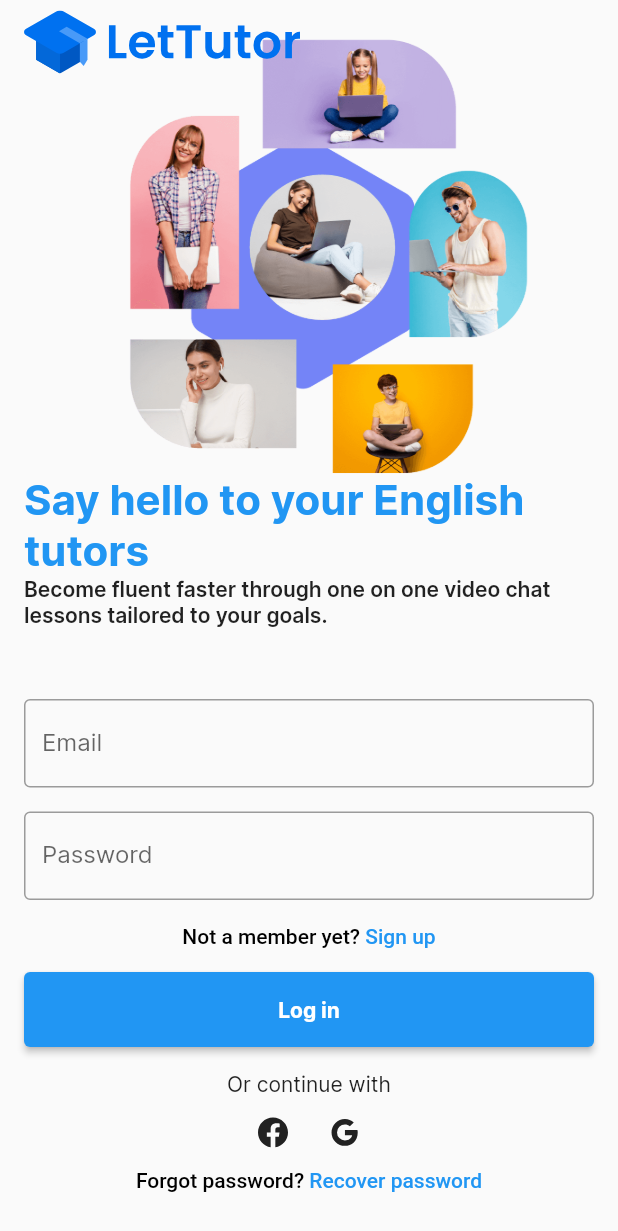
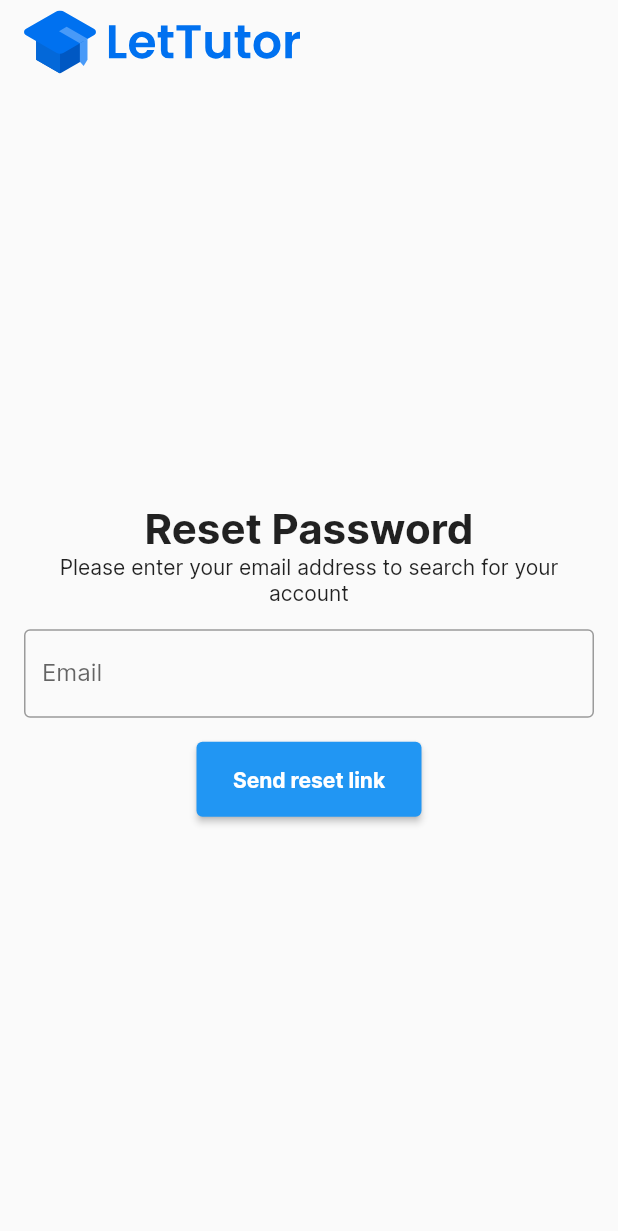
Before and after one commit to dainghia-tran/LetTutor, a Flutter app: the screen it shows after launch, on a phone screen of 412 x 824 dp. Shown: the top 1231 px of the screen. Run offline on Flutter 3.47's test engine with Material 2 defaults, Android fonts, the phone set to English and light mode, and no system bars; our stand-ins replace flutter_boxicons, flutter_svg.

Commit message:
Reset password page

```diff
--- a/lib/lettutor_app.dart
+++ b/lib/lettutor_app.dart
@@ -1,5 +1,7 @@
 import 'package:flutter/material.dart';
 import 'package:lettutor/pages/login/login_page.dart';
+import 'package:lettutor/pages/reset_password/reset_password_page.dart';
+import 'package:lettutor/pages/sign_up/sign_up_page.dart';
 
 class LetTutorApp extends StatelessWidget {
   const LetTutorApp({Key? key}) : super(key: key);
@@ -8,7 +10,7 @@ class LetTutorApp extends StatelessWidget {
   Widget build(BuildContext context) {
     return MaterialApp(
       theme: ThemeData(fontFamily: 'Inter'),
-      home: const LoginPage(),
+      home: const ResetPasswordPage(),
     );
   }
 }
--- a/lib/pages/login/login_page.dart
+++ b/lib/pages/login/login_page.dart
@@ -67,6 +67,7 @@ class _LoginPageState extends State<LoginPage> {
                     const SizedBox(height: 16),
                     TextFormField(
                       maxLines: 1,
+                      obscureText: true,
                       textInputAction: TextInputAction.next,
                       decoration: const InputDecoration(
                         border: OutlineInputBorder(),
--- /dev/null
+++ b/lib/pages/reset_password/reset_password_page.dart
@@ -0,0 +1,63 @@
+import 'package:flutter/material.dart';
+import 'package:flutter_svg/svg.dart';
+import 'package:lettutor/widgets/primary_button.dart';
+
+class ResetPasswordPage extends StatefulWidget {
+  const ResetPasswordPage({Key? key}) : super(key: key);
+
+  @override
+  _ResetPasswordPageState createState() => _ResetPasswordPageState();
+}
+
+class _ResetPasswordPageState extends State<ResetPasswordPage> {
+  @override
+  Widget build(BuildContext context) {
+    return Scaffold(
+      appBar: AppBar(
+          elevation: 0,
+          backgroundColor: Theme.of(context).scaffoldBackgroundColor,
+          leading: Padding(
+            padding: const EdgeInsets.fromLTRB(16, 0, 0, 0),
+            child: SvgPicture.asset('assets/lettutor_logo.svg',
+                semanticsLabel: 'LetTutor logo'),
+          ),
+          leadingWidth: 200),
+      body: Padding(
+        padding: const EdgeInsets.all(16.0),
+        child: Column(
+          mainAxisAlignment: MainAxisAlignment.center,
+          crossAxisAlignment: CrossAxisAlignment.center,
+          children: [
+            const Text(
+              'Reset Password',
+              style: TextStyle(fontWeight: FontWeight.bold, fontSize: 28),
+            ),
+            const Text(
+              'Please enter your email address to search for your account',
+              style: TextStyle(fontSize: 14),
+              textAlign: TextAlign.center,
+            ),
+            Padding(
+              padding: const EdgeInsets.only(top: 16),
+              child: TextFormField(
+                maxLines: 1,
+                textInputAction: TextInputAction.next,
+                decoration: const InputDecoration(
+                  border: OutlineInputBorder(),
+                  labelText: 'Email',
+                ),
+              ),
+            ),
+            Padding(padding: const EdgeInsets.only(top: 16),
+            child: PrimaryButton(
+              isDisabled: false,
+              onPressed: () => {},
+              text: 'Send reset link',
+              width: 150,
+            ),)
+          ],
+        ),
+      ),
+    );
+  }
+}
--- a/lib/widgets/primary_button.dart
+++ b/lib/widgets/primary_button.dart
@@ -4,12 +4,16 @@ class PrimaryButton extends StatefulWidget {
   final bool isDisabled;
   final onPressed;
   final String text;
+  final double? width;
+  final double? height;
 
   const PrimaryButton(
       {Key? key,
-        required this.isDisabled,
-        required this.onPressed,
-        required this.text})
+      required this.isDisabled,
+      required this.onPressed,
+      required this.text,
+      this.width,
+      this.height})
       : super(key: key);
 
   @override
@@ -24,11 +28,12 @@ class _PrimaryButtonState extends State<PrimaryButton> {
       fillColor: Colors.blue,
       shape: RoundedRectangleBorder(borderRadius: BorderRadius.circular(4)),
       child: Container(
-        height: 50,
+        height: widget.height ?? 50,
         alignment: Alignment.center,
-        width: double.infinity,
+        width: widget.width ?? double.infinity,
         child: Text(widget.text,
-            style: const TextStyle(color: Colors.white, fontWeight: FontWeight.bold)),
+            style: const TextStyle(
+                color: Colors.white, fontWeight: FontWeight.bold)),
       ),
     );
   }
```
Also changed, not shown: lib/pages/sign_up/sign_up_page.dart (+118 -0 lines).
